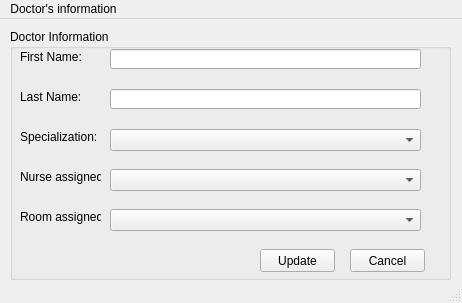
Before: the Qt Designer form Screens/Admin UpdateDoctor.ui in RaahimHash/DBMS-Project-UHU-Clinic, drawn with Qt 5.
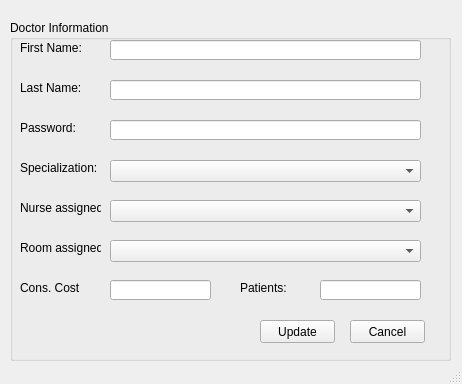
After: the same form once the commit is applied.

What changed in the file:
```diff
--- a/Screens/Admin UpdateDoctor.ui
+++ b/Screens/Admin UpdateDoctor.ui
@@ -7,7 +7,7 @@
     <x>0</x>
     <y>0</y>
     <width>462</width>
-    <height>303</height>
+    <height>384</height>
    </rect>
   </property>
   <property name="windowTitle">
@@ -18,9 +18,9 @@
     <property name="geometry">
      <rect>
       <x>10</x>
-      <y>10</y>
+      <y>20</y>
       <width>441</width>
-      <height>251</height>
+      <height>341</height>
      </rect>
     </property>
     <property name="title">
@@ -69,7 +69,7 @@
      <property name="geometry">
       <rect>
        <x>250</x>
-       <y>220</y>
+       <y>300</y>
        <width>75</width>
        <height>23</height>
       </rect>
@@ -82,7 +82,7 @@
      <property name="geometry">
       <rect>
        <x>340</x>
-       <y>220</y>
+       <y>300</y>
        <width>75</width>
        <height>23</height>
       </rect>
@@ -108,7 +108,7 @@
      <property name="geometry">
       <rect>
        <x>10</x>
-       <y>100</y>
+       <y>140</y>
        <width>81</width>
        <height>16</height>
       </rect>
@@ -121,7 +121,7 @@
      <property name="geometry">
       <rect>
        <x>100</x>
-       <y>100</y>
+       <y>140</y>
        <width>311</width>
        <height>22</height>
       </rect>
@@ -131,7 +131,7 @@
      <property name="geometry">
       <rect>
        <x>100</x>
-       <y>140</y>
+       <y>180</y>
        <width>311</width>
        <height>22</height>
       </rect>
@@ -141,7 +141,7 @@
      <property name="geometry">
       <rect>
        <x>10</x>
-       <y>140</y>
+       <y>180</y>
        <width>81</width>
        <height>16</height>
       </rect>
@@ -154,7 +154,7 @@
      <property name="geometry">
       <rect>
        <x>10</x>
-       <y>180</y>
+       <y>220</y>
        <width>81</width>
        <height>16</height>
       </rect>
@@ -167,30 +167,101 @@
      <property name="geometry">
       <rect>
        <x>100</x>
-       <y>180</y>
+       <y>220</y>
        <width>311</width>
        <height>22</height>
       </rect>
      </property>
     </widget>
+    <widget class="QLineEdit" name="linePassword">
+     <property name="geometry">
+      <rect>
+       <x>100</x>
+       <y>100</y>
+       <width>311</width>
+       <height>20</height>
+      </rect>
+     </property>
+     <property name="echoMode">
+      <enum>QLineEdit::Password</enum>
+     </property>
+     <property name="readOnly">
+      <bool>false</bool>
+     </property>
+    </widget>
+    <widget class="QLabel" name="label_6">
+     <property name="geometry">
+      <rect>
+       <x>10</x>
+       <y>100</y>
+       <width>81</width>
+       <height>16</height>
+      </rect>
+     </property>
+     <property name="text">
+      <string>Password:</string>
+     </property>
+    </widget>
+    <widget class="QLineEdit" name="lineCost">
+     <property name="geometry">
+      <rect>
+       <x>100</x>
+       <y>260</y>
+       <width>101</width>
+       <height>20</height>
+      </rect>
+     </property>
+     <property name="echoMode">
+      <enum>QLineEdit::Normal</enum>
+     </property>
+     <property name="readOnly">
+      <bool>false</bool>
+     </property>
+    </widget>
+    <widget class="QLabel" name="label_7">
+     <property name="geometry">
+      <rect>
+       <x>10</x>
+       <y>260</y>
+       <width>81</width>
+       <height>16</height>
+      </rect>
+     </property>
+     <property name="text">
+      <string>Cons. Cost</string>
+     </property>
+    </widget>
+    <widget class="QLabel" name="label_15">
+     <property name="geometry">
+      <rect>
+       <x>230</x>
+       <y>260</y>
+       <width>81</width>
+       <height>16</height>
+      </rect>
+     </property>
+     <property name="text">
+      <string>Patients:</string>
+     </property>
+    </widget>
+    <widget class="QLineEdit" name="linePatients">
+     <property name="geometry">
+      <rect>
+       <x>310</x>
+       <y>260</y>
+       <width>101</width>
+       <height>20</height>
+      </rect>
+     </property>
+     <property name="echoMode">
+      <enum>QLineEdit::Normal</enum>
+     </property>
+     <property name="readOnly">
+      <bool>false</bool>
+     </property>
+    </widget>
    </widget>
   </widget>
-  <widget class="QMenuBar" name="menubar">
-   <property name="geometry">
-    <rect>
-     <x>0</x>
-     <y>0</y>
-     <width>462</width>
-     <height>21</height>
-    </rect>
-   </property>
-   <widget class="QMenu" name="menuScreen7">
-    <property name="title">
-     <string>Doctor's information</string>
-    </property>
-   </widget>
-   <addaction name="menuScreen7"/>
-  </widget>
   <widget class="QStatusBar" name="statusbar"/>
  </widget>
  <resources/>
```
Left out of the diff: 3 changed lines with no effect on the pictures.
